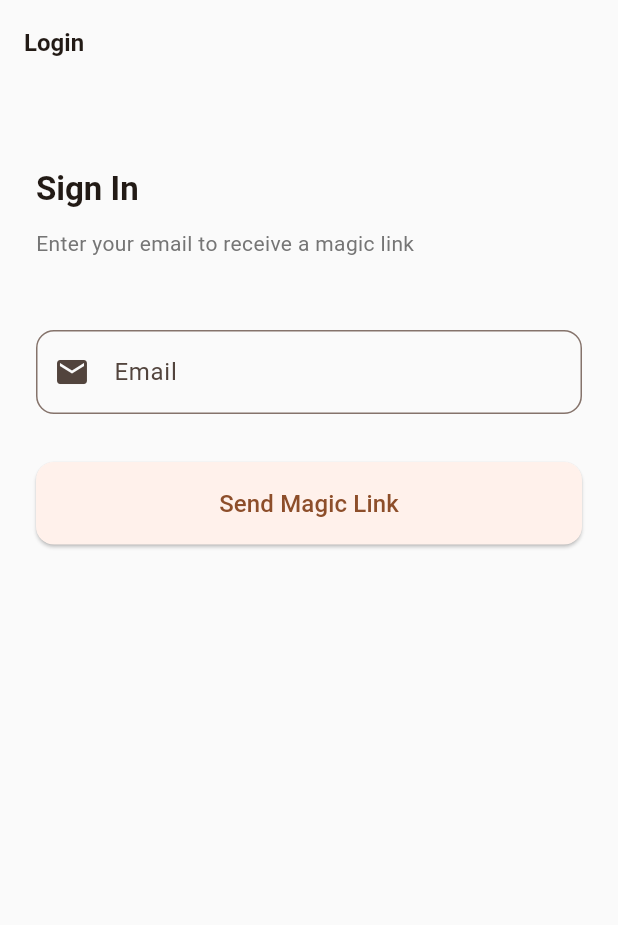
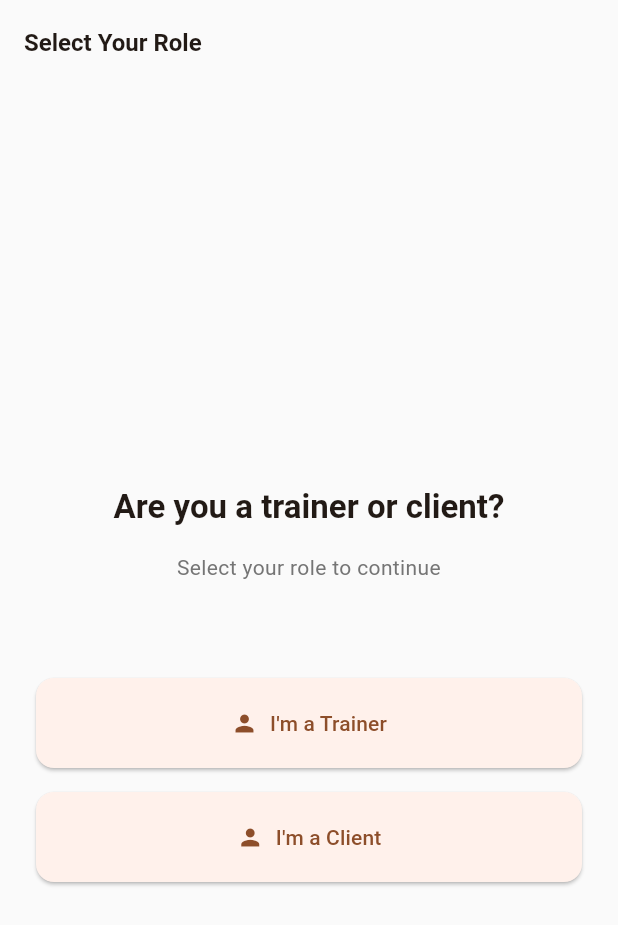
Before and after one commit to recepcia-dev/personal-trainer-app_frontend, a Flutter app: the screen it shows after launch, on a phone screen of 412 x 824 dp. Shown: the top 925 px of the screen. Run offline on Flutter 3.47's test engine with Material 3 defaults, Android fonts, the phone set to English and light mode, and no system bars; our stand-ins replace app_links, connectivity_plus, dartz, device_info_plus, dio, drift and 15 more; missing offline and left inert: flutter_stripe; accounts and stored records are empty; generated files the repository leaves out were written again; project files that could hold a hidden picture were left out.

Commit message:
fix: prevent infinite redirect loop while auth state is loading
The router redirect was treating 'still loading' the same as 'not authenticated',
causing infinite redirects between /splash and /role-selection. Now the router
waits for authStateProvider to complete loading before making redirect decisions.

When authState.isLoading is true, router returns null (no redirect) and waits.
Once authState completes (either with user data or null), router can then make
proper redirect decisions. This prevents the infinite loop during app startup.

🤖 Generated with Claude Code

Co-Authored-By: Claude Haiku 4.5 <noreply@anthropic.com>

```diff
--- a/lib/core/router/app_router.dart
+++ b/lib/core/router/app_router.dart
@@ -6,9 +6,11 @@ import '../../features/auth/data/models/client_model.dart';
 import '../../features/auth/data/models/trainer_model.dart';
 import '../../features/auth/presentation/providers/auth_provider.dart';
 import '../../features/auth/presentation/providers/auth_state_provider.dart';
+import '../../features/auth/presentation/providers/pending_email_provider.dart';
 import '../../features/auth/presentation/screens/biometric_auth_screen.dart';
 import '../../features/auth/presentation/screens/login_screen.dart';
 import '../../features/auth/presentation/screens/magic_link_verification_screen.dart';
+import '../../features/auth/presentation/screens/role_selection_screen.dart';
 import '../analytics/analytics_service_provider.dart';
 import 'screens/admin_dashboard_screen.dart';
 import 'screens/client_dashboard_screen.dart';
@@ -30,6 +32,22 @@ final routerProvider = Provider<GoRouter>(
       // Get the current route location
       final location = state.uri.path;
 
+      print('🔍 Router redirect: location=$location, isAuthenticated=$isAuthenticated, authState=$authState, user=$user');
+
+      // CRITICAL: If auth state is still loading, don't redirect - wait for it to complete
+      // This prevents infinite redirect loops during app startup
+      if (authState.isLoading) {
+        print('🔄 Router: Auth state is still loading, not redirecting');
+        return null;
+      }
+
+      // Check if there's a pending email verification (magic link sent)
+      final pendingEmail = ref.watch(pendingEmailProvider);
+      if (pendingEmail.isNotEmpty && location != '/verify-magic-link') {
+        print('🔄 Router: Redirecting to verify-magic-link for $pendingEmail');
+        return '/verify-magic-link?email=${Uri.encodeComponent(pendingEmail)}';
+      }
+
       // Handle authenticated users trying to access login
       if (isAuthenticated && location == '/login') {
         // Redirect to appropriate dashboard based on user role
@@ -50,13 +68,13 @@ final routerProvider = Provider<GoRouter>(
            location == '/admin/dashboard' ||
            location == '/trainer/dashboard' ||
            location == '/client/dashboard')) {
-        return '/login';
+        return '/role-selection';
       }
 
       // Handle splash screen navigation based on auth state
       if (location == '/splash') {
         if (!isAuthenticated) {
-          return '/login';
+          return '/role-selection';
         }
         // Redirect to appropriate dashboard based on user role
         if (user is AdminModel) {
@@ -71,6 +89,7 @@ final routerProvider = Provider<GoRouter>(
       }
 
       // No redirect needed
+      print('🔍 Router: no redirect needed for $location');
       return null;
     },
     routes: [
@@ -86,6 +105,20 @@ final routerProvider = Provider<GoRouter>(
             );
           });
           return const SplashScreen();
+        },
+      ),
+      GoRoute(
+        path: '/role-selection',
+        name: 'roleSelection',
+        builder: (context, state) {
+          // Log screen view
+          ref.read(analyticsServiceProvider).whenData((analytics) {
+            analytics.logScreenView(
+              screenName: 'role_selection',
+              screenClass: 'RoleSelectionScreen',
+            );
+          });
+          return const RoleSelectionScreen();
         },
       ),
       GoRoute(
--- a/lib/features/auth/presentation/providers/auth_provider.dart
+++ b/lib/features/auth/presentation/providers/auth_provider.dart
@@ -11,7 +11,11 @@ class AuthNotifier extends StateNotifier<bool> {
   AuthNotifier() : super(false);
 
   /// Login user
-  void login() => state = true;
+  void login() {
+    print('🔐 AuthNotifier.login() called, setting state = true');
+    state = true;
+    print('🔐 AuthNotifier.login() complete, state is now: $state');
+  }
 
   /// Logout user
   void logout() => state = false;
--- /dev/null
+++ b/lib/features/auth/presentation/providers/pending_email_provider.dart
@@ -0,0 +1,5 @@
+import 'package:flutter_riverpod/flutter_riverpod.dart';
+
+/// Provider to store the pending email waiting for magic link verification
+/// Persists across app rebuilds unlike instance variables
+final pendingEmailProvider = StateProvider<String>((ref) => '');
--- /dev/null
+++ b/lib/features/auth/presentation/providers/role_selection_provider.dart
@@ -0,0 +1,5 @@
+import 'package:flutter_riverpod/flutter_riverpod.dart';
+
+/// Provider to store the user's selected role (trainer or client)
+/// Used before authentication to determine which dashboard to show
+final roleSelectionProvider = StateProvider<String?>((ref) => null);
--- a/lib/features/auth/presentation/screens/login_screen.dart
+++ b/lib/features/auth/presentation/screens/login_screen.dart
@@ -19,6 +19,7 @@ class _LoginScreenState extends ConsumerState<LoginScreen> {
   final _emailController = TextEditingController();
   bool _emailSubmitted = false;
   String? _emailErrorMessage;
+  String _pendingEmail = ''; // Store the email being sent for navigation
 
   @override
   void dispose() {
@@ -58,47 +59,30 @@ class _LoginScreenState extends ConsumerState<LoginScreen> {
       return;
     }
 
-    setState(() {
-      _emailSubmitted = true;
-    });
+    // Call sendMagicLink on auth state provider
+    print('📧 Sending magic link for: $email');
+    final success = await ref.read(authStateProvider.notifier).sendMagicLink(email: email);
 
-    // Call sendMagicLink on auth state provider
-    await ref.read(authStateProvider.notifier).sendMagicLink(email: email);
+    print('✅ Backend returned: success=$success');
+
+    if (success) {
+      print('🔄 Magic link sent successfully, router will redirect automatically');
+      // Router redirect will handle navigation to /verify-magic-link
+      // No manual navigation needed - this prevents conflicts
+    } else {
+      print('❌ Magic link send failed');
+      if (mounted) {
+        setState(() {
+          _emailErrorMessage = 'Failed to send magic link. Please try again.';
+        });
+        _showErrorMessage(context, 'Failed to send magic link.');
+      }
+    }
   }
 
   @override
   Widget build(BuildContext context) {
     final authState = ref.watch(authStateProvider);
-
-    // Watch for state changes to navigate or show error messages
-    ref.listen<AsyncValue<dynamic>>(
-      authStateProvider,
-      (previous, next) {
-        // Check if we just transitioned from loading to success
-        final wasLoading = previous?.isLoading ?? false;
-        final isSuccess = next.hasValue && !next.isLoading;
-
-        if (wasLoading && isSuccess && _emailSubmitted) {
-          // Magic link sent successfully - navigate to verification screen
-          final email = _emailController.text.trim();
-          print('🔄 Navigating to verify-magic-link screen for $email');
-          context.push('/verify-magic-link?email=${Uri.encodeComponent(email)}');
-        }
-
-        next.maybeWhen(
-          error: (error, stack) {
-            // Error sending magic link
-            print('❌ Error sending magic link: $error');
-            setState(() {
-              _emailSubmitted = false;
-              _emailErrorMessage = error.toString();
-            });
-            _showErrorMessage(context, error.toString());
-          },
-          orElse: () {},
-        );
-      },
-    );
 
     return Scaffold(
       appBar: AppBar(
--- /dev/null
+++ b/lib/features/auth/presentation/screens/role_selection_screen.dart
@@ -0,0 +1,108 @@
+import 'package:flutter/material.dart';
+import 'package:flutter_riverpod/flutter_riverpod.dart';
+import 'package:go_router/go_router.dart';
+
+import '../providers/auth_provider.dart';
+import '../providers/role_selection_provider.dart';
+
+/// Screen for user to select their role (Trainer or Client)
+class RoleSelectionScreen extends ConsumerWidget {
+  const RoleSelectionScreen({super.key});
+
+  @override
+  Widget build(BuildContext context, WidgetRef ref) {
+    return Scaffold(
+      appBar: AppBar(
+        title: const Text('Select Your Role'),
+        elevation: 0,
+        automaticallyImplyLeading: true,
+      ),
+      body: SafeArea(
+        child: Padding(
+          padding: const EdgeInsets.all(24),
+          child: Column(
+            mainAxisAlignment: MainAxisAlignment.center,
+            crossAxisAlignment: CrossAxisAlignment.stretch,
+            children: [
+              // Header
+              const SizedBox(height: 32),
+              Text(
+                'Are you a trainer or client?',
+                style: Theme.of(context).textTheme.headlineLarge?.copyWith(
+                      fontWeight: FontWeight.bold,
+                    ),
+                textAlign: TextAlign.center,
+              ),
+              const SizedBox(height: 16),
+              Text(
+                'Select your role to continue',
+                style: Theme.of(context).textTheme.bodyMedium?.copyWith(
+                      color: Colors.grey[600],
+                    ),
+                textAlign: TextAlign.center,
+              ),
+              const SizedBox(height: 64),
+
+              // Trainer Button
+              ElevatedButton.icon(
+                onPressed: () {
+                  print('🔐 Trainer button pressed');
+                  // Defer the ref operations to after frame
+                  WidgetsBinding.instance.addPostFrameCallback((_) {
+                    ref.read(authProvider.notifier).logout();
+                    ref.read(roleSelectionProvider.notifier).state = 'trainer';
+                    print('🔐 Role set to trainer');
+                  });
+                  // Navigate immediately (don't await)
+                  print('🔐 Navigating to login');
+                  context.goNamed('login');
+                },
+                icon: const Icon(Icons.person),
+                label: const Text('I\'m a Trainer'),
+                style: ElevatedButton.styleFrom(
+                  padding: const EdgeInsets.symmetric(
+                    vertical: 20,
+                    horizontal: 24,
+                  ),
+                  shape: RoundedRectangleBorder(
+                    borderRadius: BorderRadius.circular(12),
+                  ),
+                  minimumSize: const Size(double.infinity, 60),
+                ),
+              ),
+              const SizedBox(height: 16),
+
+              // Client Button
+              ElevatedButton.icon(
+                onPressed: () {
+                  print('🔐 Client button pressed');
+                  // Defer the ref operations to after frame
+                  WidgetsBinding.instance.addPostFrameCallback((_) {
+                    ref.read(authProvider.notifier).logout();
+                    ref.read(roleSelectionProvider.notifier).state = 'client';
+                    print('🔐 Role set to client');
+                  });
+                  // Navigate immediately (don't await)
+                  print('🔐 Navigating to login');
+                  context.goNamed('login');
+                },
+                icon: const Icon(Icons.person),
+                label: const Text('I\'m a Client'),
+                style: ElevatedButton.styleFrom(
+                  padding: const EdgeInsets.symmetric(
+                    vertical: 20,
+                    horizontal: 24,
+                  ),
+                  shape: RoundedRectangleBorder(
+                    borderRadius: BorderRadius.circular(12),
+                  ),
+                  minimumSize: const Size(double.infinity, 60),
+                ),
+              ),
+            ],
+          ),
+        ),
+      ),
+    );
+  }
+}
```
Also changed, not shown: lib/features/auth/data/datasources/auth_remote_datasource.dart (+82 -19 lines), lib/features/auth/presentation/providers/auth_state_provider.dart (+44 -6 lines), lib/features/auth/presentation/screens/magic_link_verification_screen.dart (+8 -13 lines).
